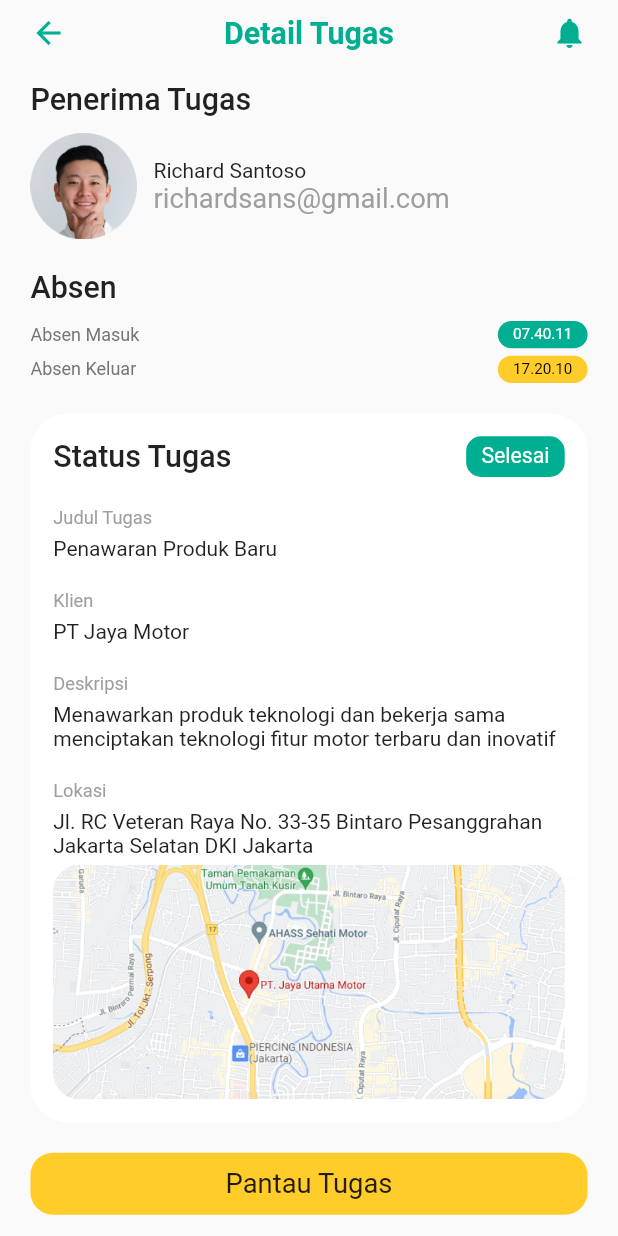
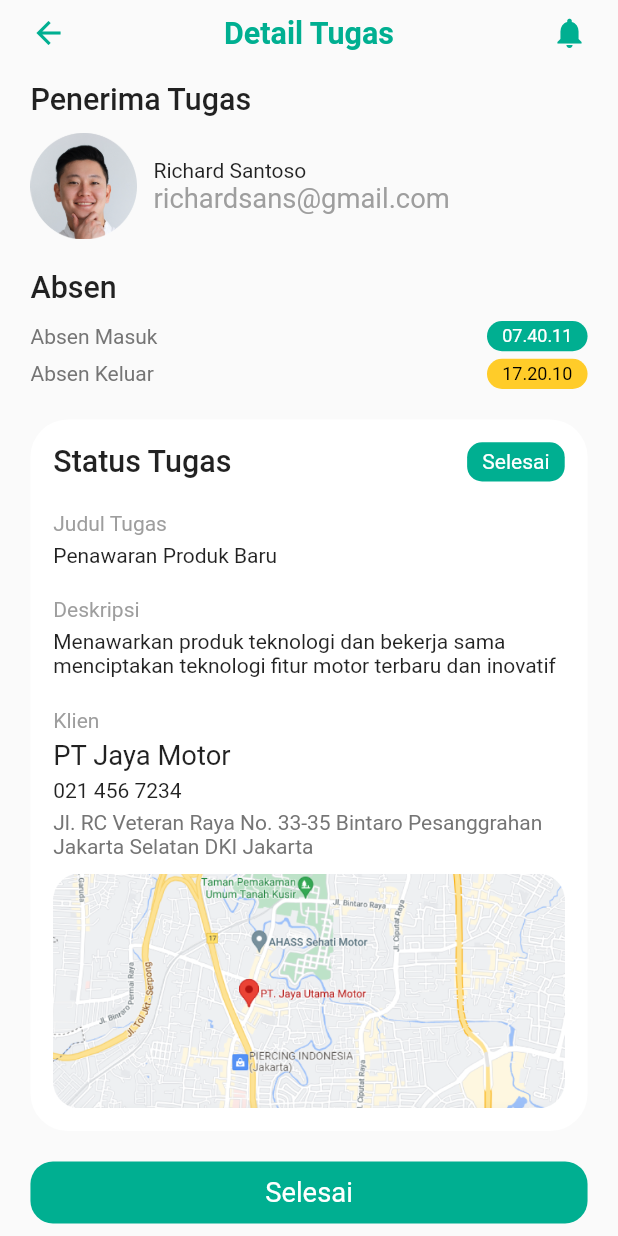
Before and after one commit to MuhammadFadliSyukur/syncrhonize, a Flutter app: the DetailPage screen opened directly, on a phone screen of 412 x 824 dp. Run offline on Flutter 3.47's test engine with Material 2 defaults, Android fonts, the phone set to English and light mode, and no system bars; our stand-ins replace flutter_screenutil.

Commit message:
menyesuaikan tamppilan

```diff
--- a/lib/pages/detail_page.dart
+++ b/lib/pages/detail_page.dart
@@ -14,6 +14,7 @@ class DetailPage extends StatelessWidget {
   final String lokasi;
   final String imgLokasi;
   final String deskripsi;
+  final String telp;
 
   DetailPage({
     this.absenKeluar,
@@ -26,6 +27,7 @@ class DetailPage extends StatelessWidget {
     this.lokasi,
     this.name,
     this.deskripsi,
+    this.telp,
   });
 
   @override
@@ -124,54 +126,31 @@ class DetailPage extends StatelessWidget {
                       SizedBox(height: 20.h),
                       Text(
                         'Judul Tugas',
-                        style: TextStyle(fontSize: 12.sp, color: Colors.grey),
+                        style: TextStyle(color: Colors.grey),
                       ),
                       SizedBox(height: 5.h),
                       Text(judulTugas),
                       SizedBox(height: 20.h),
                       Text(
-                        'Klien',
-                        style: TextStyle(fontSize: 12.sp, color: Colors.grey),
-                      ),
-                      SizedBox(height: 5.h),
-                      Text(klien),
-                      SizedBox(height: 20.h),
-                      Text(
                         'Deskripsi',
-                        style: TextStyle(fontSize: 12.sp, color: Colors.grey),
+                        style: TextStyle(color: Colors.grey),
                       ),
                       SizedBox(height: 5.h),
                       Text(deskripsi),
                       SizedBox(height: 20.h),
                       Text(
-                        'Lokasi',
-                        style: TextStyle(fontSize: 12.sp, color: Colors.grey),
+                        'Klien',
+                        style: TextStyle(color: Colors.grey),
                       ),
                       SizedBox(height: 5.h),
-                      Text(lokasi),
+                      Text(klien, style: subTitleTextstyle),
                       SizedBox(height: 5.h),
+                      Text(telp),
+                      SizedBox(height: 5.h),
+                      Text(lokasi, style: TextStyle(color: Colors.grey[600])),
+                      SizedBox(height: 10.h),
                       Image.asset(imgLokasi)
                     ],
-                  ),
-                ),
-                SizedBox(height: 20.h),
-                GestureDetector(
-                  onTap: () {
-                    Navigator.pop(context);
-                  },
-                  child: Container(
-                    padding:
-                        EdgeInsets.symmetric(horizontal: 10.h, vertical: 10.h),
-                    width: double.infinity,
-                    decoration: BoxDecoration(
-                      color: secondaryColor,
-                      borderRadius: BorderRadius.circular(15),
-                    ),
-                    child: Text(
-                      'Pantau Tugas',
-                      style: subTitleTextstyle,
-                      textAlign: TextAlign.center,
-                    ),
                   ),
                 ),
                 SizedBox(height: 20.h),
--- a/lib/pages/home_page.dart
+++ b/lib/pages/home_page.dart
@@ -169,6 +169,7 @@ class HomePage extends StatelessWidget {
                               absenKeluar: '17.20.10',
                               judulTugas: 'Penawaran Produk Baru',
                               klien: 'PT Jaya Motor',
+                              telp: '021 456 7234',
                               deskripsi:
                                   'Menawarkan produk teknologi dan bekerja sama menciptakan teknologi fitur motor terbaru dan inovatif',
                               lokasi:
@@ -200,6 +201,7 @@ class HomePage extends StatelessWidget {
                               absenKeluar: '17.10.10',
                               judulTugas: 'Survey Tempat',
                               klien: 'Jakarta Fair Tech',
+                              telp: '0858 7654 4352',
                               deskripsi:
                                   'Survei tempat untuk demo dan seminar tentang Machine Learning di Jakarta Fair Tech',
                               lokasi:
@@ -231,6 +233,7 @@ class HomePage extends StatelessWidget {
                               absenKeluar: '17.10.10',
                               judulTugas: 'Follow Up Meeting',
                               klien: 'West Project',
+                              telp: '021 3455 6743',
                               deskripsi:
                                   'Follow Up Meeting untuk membahasa kalanjutan proyek dari West One City Tech',
                               lokasi:
--- a/lib/theme.dart
+++ b/lib/theme.dart
@@ -11,4 +11,4 @@ TextStyle titleTextStyle = TextStyle(
 
 TextStyle subTitleTextstyle = TextStyle(fontSize: 18.sp);
 
-TextStyle whiteTextStyle = TextStyle(fontSize: 14.sp, color: Colors.white);
+TextStyle whiteTextStyle = TextStyle(fontSize: 14, color: Colors.white);
--- a/lib/widgets/absen_tile.dart
+++ b/lib/widgets/absen_tile.dart
@@ -24,7 +24,7 @@ class AbsenTile extends StatelessWidget {
         Text(
           absen,
           style: TextStyle(
-            fontSize: 12,
+            fontSize: 14,
             color: Colors.grey[600],
           ),
         ),
@@ -40,8 +40,8 @@ class AbsenTile extends StatelessWidget {
           child: Text(
             time,
             style: isText
-                ? whiteTextStyle.copyWith(fontSize: 10.sp)
-                : TextStyle(color: Colors.black, fontSize: 10.sp),
+                ? whiteTextStyle.copyWith(fontSize: 12)
+                : TextStyle(color: Colors.black, fontSize: 12),
           ),
         ),
       ],
```
Also changed, not shown: assets/location1.png (added), assets/location2.png (added), lib/pages/monitoring_page.dart (deleted).
